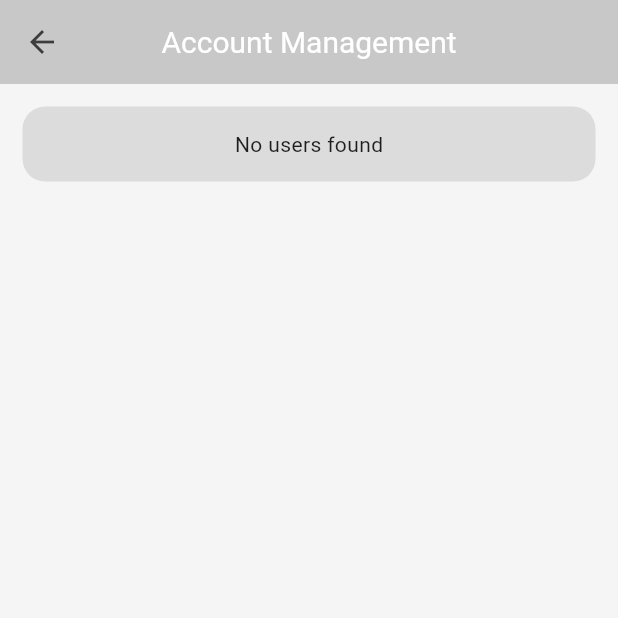
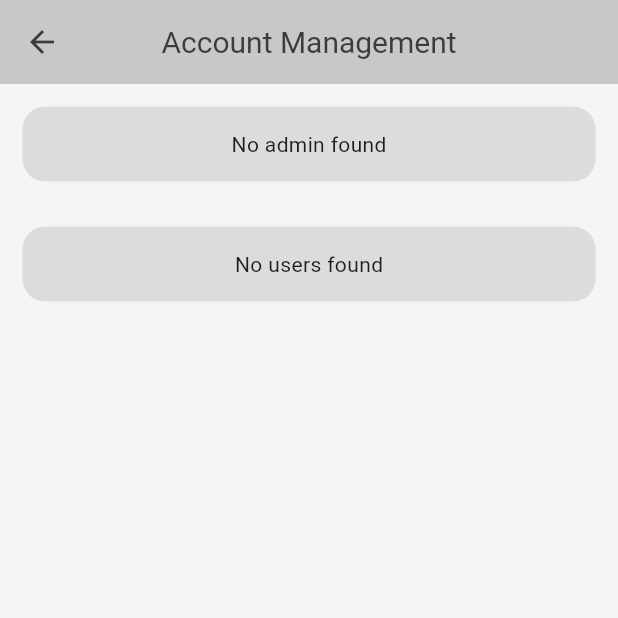
Before and after one commit to itsHuaan/computer-shop-flutter, a Flutter app: the AccountManagementPage screen opened by its route, on a phone screen of 412 x 824 dp, the top half of it. Run offline on Flutter 3.47's test engine with Material 3 defaults, Android fonts, the phone set to English and light mode, and no system bars; our stand-ins replace cloud_firestore, firebase_auth, firebase_core, google_fonts, google_sign_in, icons_plus; accounts and stored records are empty; Roboto replaces fonts that are missing (Overpass).

Commit message:
account management UI adjusted

```diff
--- a/lib/components/my_app_bar.dart
+++ b/lib/components/my_app_bar.dart
@@ -19,9 +19,12 @@ class MyAppBar extends StatelessWidget implements PreferredSizeWidget {
       centerTitle: true,
       title: Text(
         title,
+        style: TextStyle(
+          color: Theme.of(context).colorScheme.onSecondary,
+        ),
       ),
+      foregroundColor: Theme.of(context).colorScheme.onSecondary,
       backgroundColor: Theme.of(context).colorScheme.secondary,
-      foregroundColor: Theme.of(context).colorScheme.onSecondary,
     );
   }
 }
--- a/lib/pages/admin/account_management_page.dart
+++ b/lib/pages/admin/account_management_page.dart
@@ -7,8 +7,13 @@ import 'package:login_example/models/user_model.dart';
 
 class AccountManagementPage extends StatelessWidget {
   final FirebaseFirestore firebaseFirestore = FirebaseFirestore.instance;
+
+  Stream<List<UserModel>> getAdmin() {
+    return firebaseFirestore.collection('users').where('isManager', isEqualTo: true).snapshots().map((snapshot) => snapshot.docs.map((doc) => UserModel.fromSnapshot(doc)).toList());
+  }
+
   Stream<List<UserModel>> getUsers() {
-    return firebaseFirestore.collection('users').orderBy('isManager', descending: true).snapshots().map((snapshot) => snapshot.docs.map((doc) => UserModel.fromSnapshot(doc)).toList());
+    return firebaseFirestore.collection('users').where('isManager', isEqualTo: false).snapshots().map((snapshot) => snapshot.docs.map((doc) => UserModel.fromSnapshot(doc)).toList());
   }
 
   AccountManagementPage({super.key});
@@ -21,6 +26,53 @@ class AccountManagementPage extends StatelessWidget {
         child: Column(
           crossAxisAlignment: CrossAxisAlignment.start,
           children: [
+            Container(
+              margin: const EdgeInsets.all(15.0),
+              padding: const EdgeInsets.all(15.0),
+              decoration: BoxDecoration(
+                color: Theme.of(context).colorScheme.primary,
+                borderRadius: BorderRadius.circular(15),
+              ),
+              child: StreamBuilder(
+                stream: getAdmin(),
+                builder: (context, snapshot) {
+                  if (snapshot.connectionState == ConnectionState.waiting) {
+                    return const Center(
+                      child: MyCircularProgressIndicator(strokeWidth: 5.0),
+                    );
+                  } else if (snapshot.hasError) {
+                    return const Center(
+                      child: Text('Error fetching accounts'),
+                    );
+                  } else if (!snapshot.hasData || snapshot.data!.isEmpty) {
+                    return const Center(
+                      child: Text('No admin found'),
+                    );
+                  }
+                  final admins = snapshot.data!;
+                  return ListView.builder(
+                    shrinkWrap: true,
+                    physics: const NeverScrollableScrollPhysics(),
+                    itemCount: admins.length,
+                    itemBuilder: (context, index) {
+                      final admin = admins[index];
+                      return Column(
+                        children: [
+                          MyDrawerItem(
+                            icon: Icons.admin_panel_settings_rounded,
+                            text: admin.email,
+                            subtitle: const Text(
+                              'Admin',
+                            ),
+                          ),
+                          if (index < admins.length - 1) const Divider(),
+                        ],
+                      );
+                    },
+                  );
+                },
+              ),
+            ),
             Container(
               margin: const EdgeInsets.all(15.0),
               padding: const EdgeInsets.all(15.0),
@@ -60,10 +112,10 @@ class AccountManagementPage extends StatelessWidget {
                       return Column(
                         children: [
                           MyDrawerItem(
-                            icon: user.isManager ? Icons.admin_panel_settings_rounded : Icons.person,
+                            icon: Icons.person,
                             text: user.email,
-                            subtitle: Text(
-                              user.isManager ? 'Admin' : 'Customer',
+                            subtitle: const Text(
+                              'Customer',
                             ),
                           ),
                           const Divider(),
--- a/lib/services/firestore.dart
+++ b/lib/services/firestore.dart
@@ -20,6 +20,7 @@ class FirestoreService {
         {
           'email': user.email,
           'isManager': user.isManager,
+          'timestamp': Timestamp.now(),
         },
       );
     } on FirebaseAuthException catch (e) {
```
Also changed, not shown: lib/pages/auth_page.dart (+9 -2 lines).
